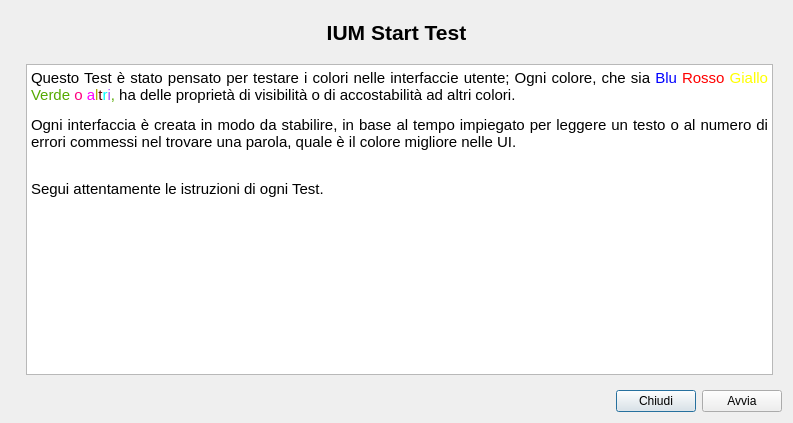
First picture: the form in startdialog.ui, repository kele23/IUM, before the edit.
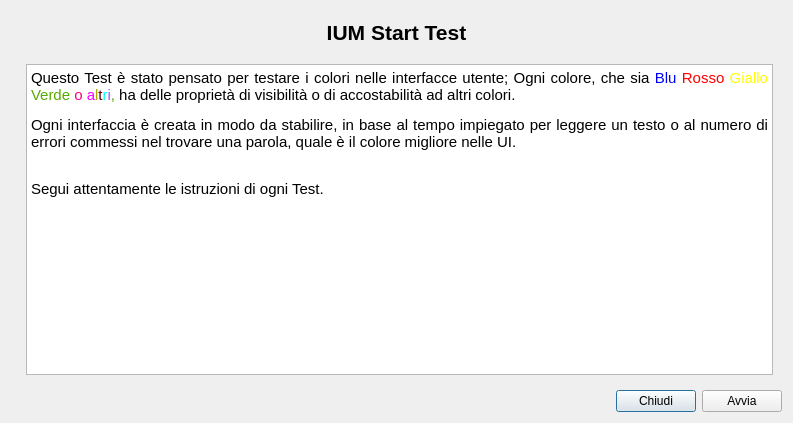
Second picture: the form after the edit. Icons and pictures are not drawn.

```diff
--- a/startdialog.ui
+++ b/startdialog.ui
@@ -60,11 +60,11 @@
            <string>&lt;!DOCTYPE HTML PUBLIC &quot;-//W3C//DTD HTML 4.0//EN&quot; &quot;http://www.w3.org/TR/REC-html40/strict.dtd&quot;&gt;
 &lt;html&gt;&lt;head&gt;&lt;meta name=&quot;qrichtext&quot; content=&quot;1&quot; /&gt;&lt;style type=&quot;text/css&quot;&gt;
 p, li { white-space: pre-wrap; }
-&lt;/style&gt;&lt;/head&gt;&lt;body style=&quot; font-family:'Ubuntu'; font-size:11pt; font-weight:400; font-style:normal;&quot;&gt;
-&lt;p align=&quot;justify&quot; style=&quot; margin-top:12px; margin-bottom:12px; margin-left:0px; margin-right:0px; -qt-block-indent:0; text-indent:0px;&quot;&gt;Questo Test è stato pensato per testare i colori nelle interfaccie utente; Ogni colore, che sia &lt;span style=&quot; color:#0000ff;&quot;&gt;Blu &lt;/span&gt;&lt;span style=&quot; color:#ff0000;&quot;&gt;Rosso&lt;/span&gt; &lt;span style=&quot; color:#ffff00;&quot;&gt;Giallo &lt;/span&gt;&lt;span style=&quot; color:#55aa00;&quot;&gt;Verde &lt;/span&gt;&lt;span style=&quot; color:#ff007f;&quot;&gt;o&lt;/span&gt;&lt;span style=&quot; color:#55aa00;&quot;&gt; &lt;/span&gt;&lt;span style=&quot; color:#ff00ff;&quot;&gt;a&lt;/span&gt;&lt;span style=&quot; color:#aaaa00;&quot;&gt;l&lt;/span&gt;&lt;span style=&quot; color:#550000;&quot;&gt;t&lt;/span&gt;&lt;span style=&quot; color:#00ffff;&quot;&gt;r&lt;/span&gt;&lt;span style=&quot; color:#aa55ff;&quot;&gt;i&lt;/span&gt;&lt;span style=&quot; color:#55aa00;&quot;&gt;, &lt;/span&gt;ha delle proprietà di visibilità o di accostabilità ad altri colori. &lt;/p&gt;
-&lt;p align=&quot;justify&quot; style=&quot; margin-top:12px; margin-bottom:12px; margin-left:0px; margin-right:0px; -qt-block-indent:0; text-indent:0px;&quot;&gt;Ogni interfaccia è creata in modo da stabilire, in base al tempo impiegato per leggere un testo o al numero di errori commessi nel trovare una parola, quale è il colore migliore nelle UI.&lt;/p&gt;
-&lt;p align=&quot;justify&quot; style=&quot; margin-top:12px; margin-bottom:12px; margin-left:0px; margin-right:0px; -qt-block-indent:0; text-indent:0px;&quot;&gt;&lt;br /&gt;Segui attentamente le istruzioni di ogni Test.&lt;/p&gt;
-&lt;p style=&quot; margin-top:0px; margin-bottom:0px; margin-left:0px; margin-right:0px; -qt-block-indent:0; text-indent:0px;&quot;&gt;&lt;br /&gt;&lt;/p&gt;&lt;/body&gt;&lt;/html&gt;</string>
+&lt;/style&gt;&lt;/head&gt;&lt;body style=&quot; font-family:'MS Shell Dlg 2'; font-size:8.25pt; font-weight:400; font-style:normal;&quot;&gt;
+&lt;p align=&quot;justify&quot; style=&quot; margin-top:12px; margin-bottom:12px; margin-left:0px; margin-right:0px; -qt-block-indent:0; text-indent:0px;&quot;&gt;&lt;span style=&quot; font-family:'Ubuntu'; font-size:11pt;&quot;&gt;Questo Test è stato pensato per testare i colori nelle interfacce utente; Ogni colore, che sia &lt;/span&gt;&lt;span style=&quot; font-family:'Ubuntu'; font-size:11pt; color:#0000ff;&quot;&gt;Blu &lt;/span&gt;&lt;span style=&quot; font-family:'Ubuntu'; font-size:11pt; color:#ff0000;&quot;&gt;Rosso&lt;/span&gt;&lt;span style=&quot; font-family:'Ubuntu'; font-size:11pt;&quot;&gt; &lt;/span&gt;&lt;span style=&quot; font-family:'Ubuntu'; font-size:11pt; color:#ffff00;&quot;&gt;Giallo &lt;/span&gt;&lt;span style=&quot; font-family:'Ubuntu'; font-size:11pt; color:#55aa00;&quot;&gt;Verde &lt;/span&gt;&lt;span style=&quot; font-family:'Ubuntu'; font-size:11pt; color:#ff007f;&quot;&gt;o&lt;/span&gt;&lt;span style=&quot; font-family:'Ubuntu'; font-size:11pt; color:#55aa00;&quot;&gt; &lt;/span&gt;&lt;span style=&quot; font-family:'Ubuntu'; font-size:11pt; color:#ff00ff;&quot;&gt;a&lt;/span&gt;&lt;span style=&quot; font-family:'Ubuntu'; font-size:11pt; color:#aaaa00;&quot;&gt;l&lt;/span&gt;&lt;span style=&quot; font-family:'Ubuntu'; font-size:11pt; color:#550000;&quot;&gt;t&lt;/span&gt;&lt;span style=&quot; font-family:'Ubuntu'; font-size:11pt; color:#00ffff;&quot;&gt;r&lt;/span&gt;&lt;span style=&quot; font-family:'Ubuntu'; font-size:11pt; color:#aa55ff;&quot;&gt;i&lt;/span&gt;&lt;span style=&quot; font-family:'Ubuntu'; font-size:11pt; color:#55aa00;&quot;&gt;, &lt;/span&gt;&lt;span style=&quot; font-family:'Ubuntu'; font-size:11pt;&quot;&gt;ha delle proprietà di visibilità o di accostabilità ad altri colori. &lt;/span&gt;&lt;/p&gt;
+&lt;p align=&quot;justify&quot; style=&quot; margin-top:12px; margin-bottom:12px; margin-left:0px; margin-right:0px; -qt-block-indent:0; text-indent:0px;&quot;&gt;&lt;span style=&quot; font-family:'Ubuntu'; font-size:11pt;&quot;&gt;Ogni interfaccia è creata in modo da stabilire, in base al tempo impiegato per leggere un testo o al numero di errori commessi nel trovare una parola, quale è il colore migliore nelle UI.&lt;/span&gt;&lt;/p&gt;
+&lt;p align=&quot;justify&quot; style=&quot; margin-top:12px; margin-bottom:12px; margin-left:0px; margin-right:0px; -qt-block-indent:0; text-indent:0px;&quot;&gt;&lt;span style=&quot; font-family:'Ubuntu'; font-size:11pt;&quot;&gt;&lt;br /&gt;Segui attentamente le istruzioni di ogni Test.&lt;/span&gt;&lt;/p&gt;
+&lt;p style=&quot; margin-top:0px; margin-bottom:0px; margin-left:0px; margin-right:0px; -qt-block-indent:0; text-indent:0px;&quot;&gt;&lt;span style=&quot; font-family:'Ubuntu'; font-size:11pt;&quot;&gt;&lt;br /&gt;&lt;/span&gt;&lt;/p&gt;&lt;/body&gt;&lt;/html&gt;</string>
           </property>
          </widget>
         </item>
```
